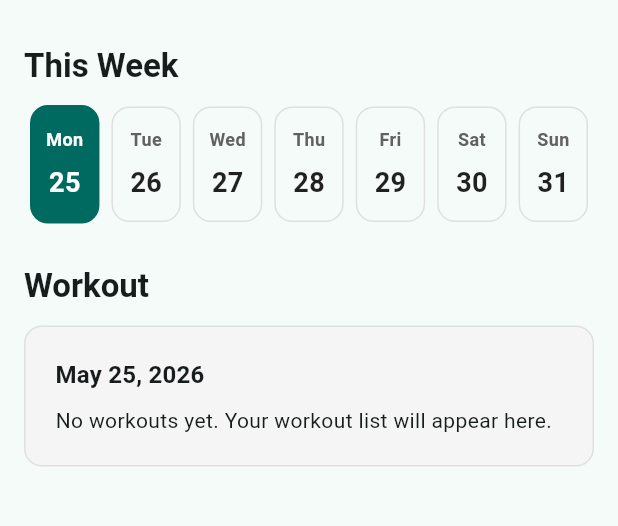
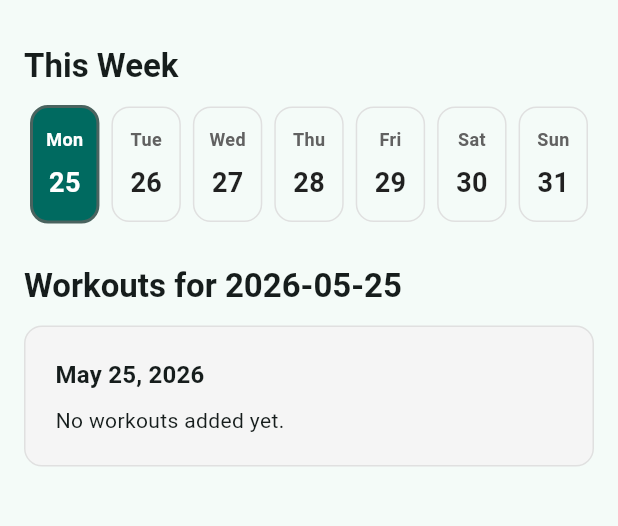
Before and after one commit to 4yearsproject2029/flowfit, a Flutter app: the screen it shows after launch, on a phone screen of 412 x 824 dp, the part 63-589 px from its top. Run offline on Flutter 3.47's test engine with Material 3 defaults, Android fonts, the light colour scheme and no system bars.

Commit message:
feat: add weekly calendar date selection

```diff
--- a/lib/features/calendar/widgets/weekly_calendar.dart
+++ b/lib/features/calendar/widgets/weekly_calendar.dart
@@ -19,6 +19,7 @@ class WeeklyCalendar extends StatelessWidget {
       children: weekDates.map((date) {
         final isToday = _isSameDay(date, today);
         final isSelected = _isSameDay(date, selectedDate);
+        final colors = Theme.of(context).colorScheme;
 
         return Expanded(
           child: Padding(
@@ -29,15 +30,11 @@ class WeeklyCalendar extends StatelessWidget {
               child: Container(
                 padding: const EdgeInsets.symmetric(vertical: 12),
                 decoration: BoxDecoration(
-                  color: isSelected
-                      ? Theme.of(context).colorScheme.primary
-                      : Colors.transparent,
+                  color: isSelected ? colors.primary : Colors.transparent,
                   borderRadius: BorderRadius.circular(12),
                   border: Border.all(
-                    color: isToday
-                        ? Theme.of(context).colorScheme.primary
-                        : Colors.grey.shade300,
-                    width: isToday ? 2 : 1,
+                    color: isToday ? colors.secondary : Colors.grey.shade300,
+                    width: isToday || isSelected ? 2 : 1,
                   ),
                 ),
                 child: Column(
--- a/lib/features/home/screens/home_screen.dart
+++ b/lib/features/home/screens/home_screen.dart
@@ -39,7 +39,7 @@ class _HomeScreenState extends State<HomeScreen> {
               ),
               const SizedBox(height: 28),
               Text(
-                'Workout',
+                'Workouts for ${_dateKey(selectedDate)}',
                 style: Theme.of(
                   context,
                 ).textTheme.titleLarge?.copyWith(fontWeight: FontWeight.bold),
@@ -63,9 +63,7 @@ class _HomeScreenState extends State<HomeScreen> {
                       ),
                     ),
                     const SizedBox(height: 8),
-                    const Text(
-                      'No workouts yet. Your workout list will appear here.',
-                    ),
+                    const Text('No workouts added yet.'),
                   ],
                 ),
               ),
@@ -74,6 +72,14 @@ class _HomeScreenState extends State<HomeScreen> {
         ),
       ),
     );
+  }
+
+  String _dateKey(DateTime date) {
+    final year = date.year.toString().padLeft(4, '0');
+    final month = date.month.toString().padLeft(2, '0');
+    final day = date.day.toString().padLeft(2, '0');
+
+    return '$year-$month-$day';
   }
 
   String _selectedDateLabel(DateTime date) {
```
Also changed, not shown: 1 other file.
